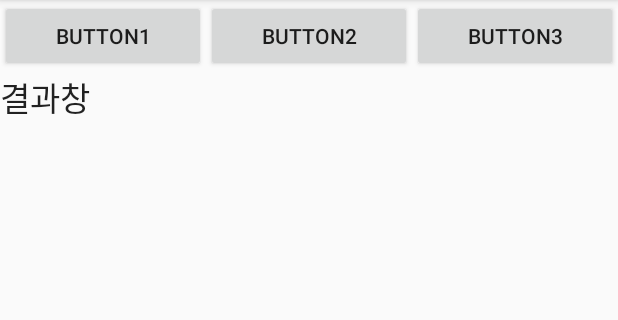
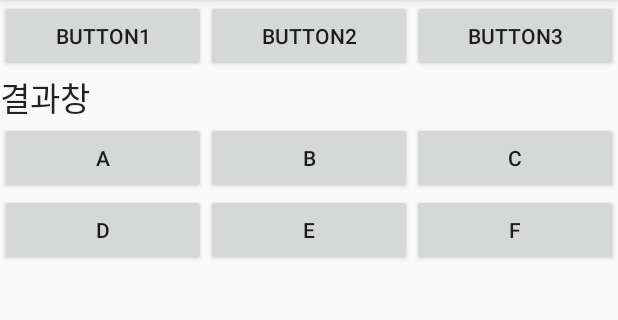
Before and after one commit to damianju/AndroidWork, an Android app: the screen it shows after launch (MainActivity), on a phone screen of 412 x 824 dp, the part 84-404 px from its top. Run offline under Robolectric (Android 15) with nearby library versions, the phone set to English and light mode, and no system bars.

Commit message:
학원커밋 3-2

```diff
--- a/a003_listener/src/main/res/layout/activity_main.xml
+++ b/a003_listener/src/main/res/layout/activity_main.xml
@@ -42,4 +42,80 @@
         android:layout_height="wrap_content"
         android:text="결과창"
         android:textAppearance="@style/TextAppearance.AppCompat.Large" />
+
+    <TableLayout
+        android:layout_width="match_parent"
+        android:layout_height="wrap_content"
+        android:stretchColumns="*">
+
+        <TableRow
+            android:layout_width="match_parent"
+            android:layout_height="match_parent" >
+
+            <Button
+                android:id="@+id/btnA"
+                android:layout_width="wrap_content"
+                android:layout_height="wrap_content"
+                android:text="A"
+                android:layout_column="0"
+                android:tag="Apple"
+                />
+
+            <Button
+                android:id="@+id/btnB"
+                android:layout_width="wrap_content"
+                android:layout_height="wrap_content"
+                android:text="B"
+                android:layout_column="1"
+                android:tag="Banana"
+                />
+
+            <Button
+                android:id="@+id/btnC"
+                android:layout_width="wrap_content"
+                android:layout_height="wrap_content"
+                android:text="C"
+                android:layout_column="2"
+                android:tag="Cookie"
+                />
+        </TableRow>
+
+        <TableRow
+            android:layout_width="match_parent"
+            android:layout_height="match_parent" >
+
+            <Button
+                android:id="@+id/btnD"
+                android:layout_width="wrap_content"
+                android:layout_height="wrap_content"
+                android:text="D"
+                android:layout_column="0"
+                android:tag="Donuts"/>
+
+            <Button
+                android:id="@+id/bntE"
+                android:layout_width="wrap_content"
+                android:layout_height="wrap_content"
+                android:text="E"
+                android:layout_column="1"
+                android:tag="Eclair"/>
+
+            <Button
+                android:id="@+id/btnF"
+                android:layout_width="wrap_content"
+                android:layout_height="wrap_content"
+                android:text="F"
+                android:layout_column="2"
+                android:tag="Froyo"
+                />
+        </TableRow>
+
+        <TableRow
+            android:layout_width="match_parent"
+            android:layout_height="match_parent" />
+
+        <TableRow
+            android:layout_width="match_parent"
+            android:layout_height="match_parent" />
+    </TableLayout>
 </LinearLayout>
```
